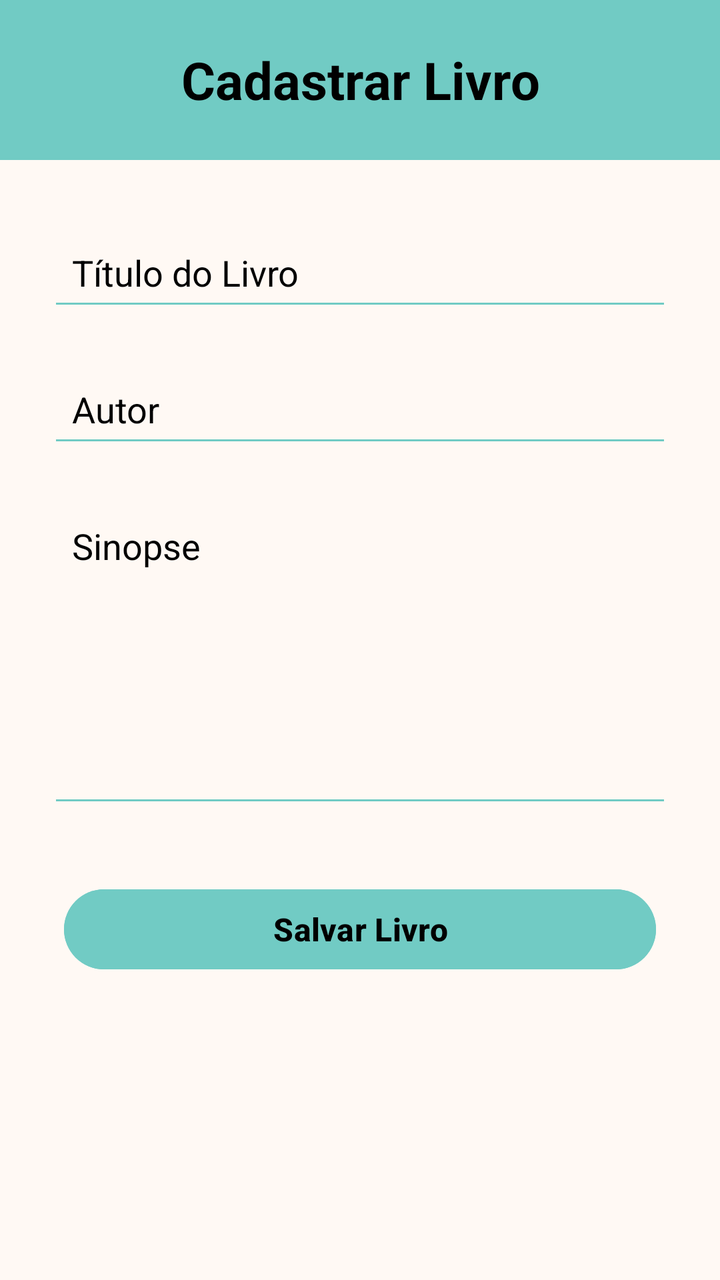
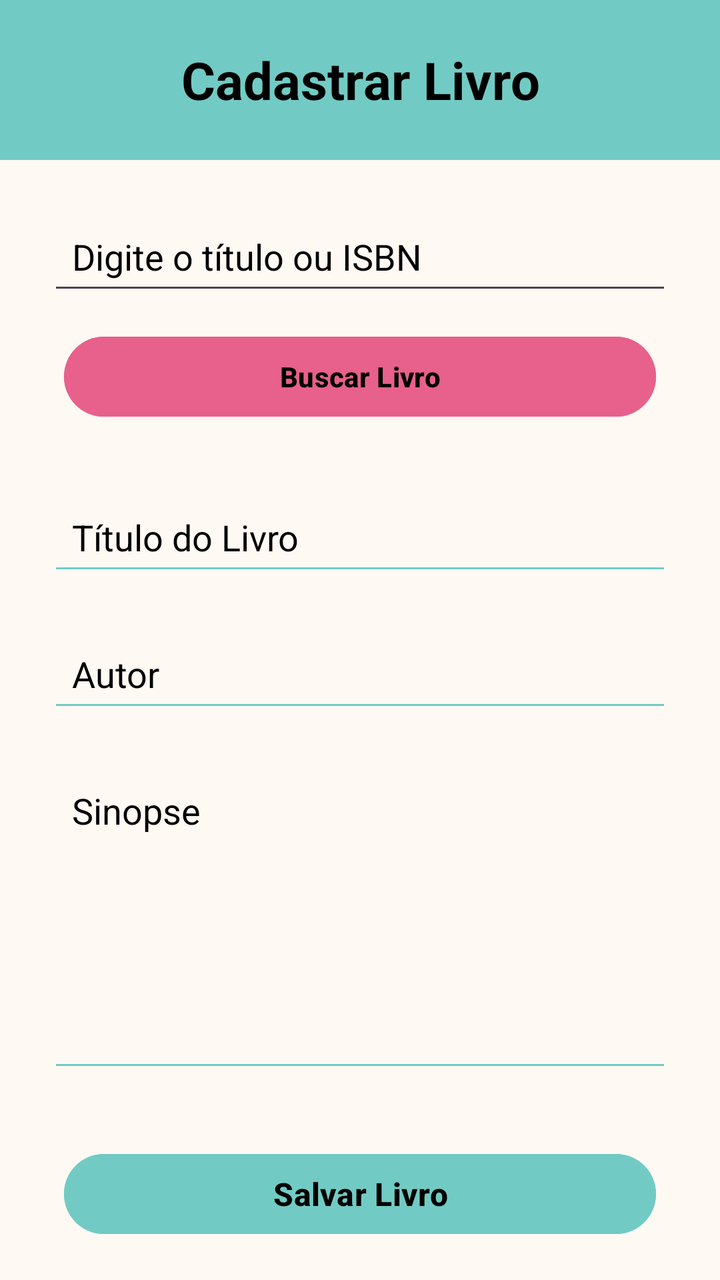

The first picture is an Android layout as it rendered before a commit; the second is the same layout after the commit. The layout source and the unified diff follow.
<!-- AndroidManifest.xml: application theme Theme.MYBOOKS -->
<!-- res/layout/activity_cadastro_livro.xml -->
<?xml version="1.0" encoding="utf-8"?>
<androidx.constraintlayout.widget.ConstraintLayout xmlns:android="http://schemas.android.com/apk/res/android"
    xmlns:app="http://schemas.android.com/apk/res-auto"
    xmlns:tools="http://schemas.android.com/tools"
    android:id="@+id/main"
    android:layout_width="match_parent"
    android:layout_height="match_parent"
    android:background="@color/fundo_mybooks"
    tools:context=".CadastroLivroActivity">

    <TextView
        android:id="@+id/textTituloCadastro"
        android:layout_width="0dp"
        android:layout_height="80dp"
        android:background="@color/cabecalho_mybooks"
        android:gravity="center"
        android:text="@string/titulo_cadastro"
        android:textColor="@color/texto_mybooks"
        android:textSize="26sp"
        android:textStyle="bold"
        app:layout_constraintEnd_toEndOf="parent"
        app:layout_constraintStart_toStartOf="parent"
        app:layout_constraintTop_toTopOf="parent" />

    <EditText
        android:id="@+id/editTituloLivro"
        android:layout_width="0dp"
        android:layout_height="wrap_content"
        android:layout_marginStart="24dp"
        android:layout_marginTop="32dp"
        android:layout_marginEnd="24dp"
        android:backgroundTint="@color/botao_mybooks"
        android:hint="@string/campo_titulo"
        android:inputType="textCapSentences"
        android:padding="12dp"
        android:textColor="@color/texto_mybooks"
        android:textColorHint="@color/texto_mybooks"
        app:layout_constraintEnd_toEndOf="parent"
        app:layout_constraintStart_toStartOf="parent"
        app:layout_constraintTop_toBottomOf="@id/textTituloCadastro" />

    <EditText
        android:id="@+id/editAutorLivro"
        android:layout_width="0dp"
        android:layout_height="wrap_content"
        android:layout_marginStart="24dp"
        android:layout_marginTop="20dp"
        android:layout_marginEnd="24dp"
        android:backgroundTint="@color/botao_mybooks"
        android:hint="@string/campo_autor"
        android:inputType="textCapWords"
        android:padding="12dp"
        android:textColor="@color/texto_mybooks"
        android:textColorHint="@color/texto_mybooks"
        app:layout_constraintEnd_toEndOf="parent"
        app:layout_constraintStart_toStartOf="parent"
        app:layout_constraintTop_toBottomOf="@id/editTituloLivro" />

    <EditText
        android:id="@+id/editSinopseLivro"
        android:layout_width="0dp"
        android:layout_height="160dp"
        android:layout_marginStart="24dp"
        android:layout_marginTop="20dp"
        android:layout_marginEnd="24dp"
        android:backgroundTint="@color/botao_mybooks"
        android:gravity="top|start"
        android:hint="@string/campo_sinopse"
        android:inputType="textMultiLine"
        android:padding="12dp"
        android:textColor="@color/texto_mybooks"
        android:textColorHint="@color/texto_mybooks"
        app:layout_constraintEnd_toEndOf="parent"
        app:layout_constraintStart_toStartOf="parent"
        app:layout_constraintTop_toBottomOf="@id/editAutorLivro" />

    <Button
        android:id="@+id/buttonSalvarLivro"
        android:layout_width="0dp"
        android:layout_height="wrap_content"
        android:layout_marginStart="32dp"
        android:layout_marginTop="32dp"
        android:layout_marginEnd="32dp"
        android:backgroundTint="@color/botao_mybooks"
        android:text="@string/salvar_livro"
        android:textColor="@color/texto_mybooks"
        android:textSize="16sp"
        android:textStyle="bold"
        app:layout_constraintEnd_toEndOf="parent"
        app:layout_constraintStart_toStartOf="parent"
        app:layout_constraintTop_toBottomOf="@id/editSinopseLivro" />



</androidx.constraintlayout.widget.ConstraintLayout>
<!-- resources referenced by this layout -->
<resources>
  <color name="botao_mybooks">#71CBC4</color>
  <color name="cabecalho_mybooks">#71CBC4</color>
  <color name="fundo_mybooks">#FFF9F4</color>
  <color name="texto_mybooks">#000000</color>
  <string name="campo_autor">Autor</string>
  <string name="campo_sinopse">Sinopse</string>
  <string name="campo_titulo">Título do Livro</string>
  <string name="salvar_livro">Salvar Livro</string>
  <string name="titulo_cadastro">Cadastrar Livro</string>
  <style name="Theme.MYBOOKS" parent="Base.Theme.MYBOOKS" />
  <style name="Base.Theme.MYBOOKS" parent="Theme.Material3.DayNight.NoActionBar">
          
          
      </style>
</resources>

<!-- the commit's change to res/layout/activity_cadastro_livro.xml (unified diff, before → after) -->
@@ -23,6 +23,37 @@
         app:layout_constraintTop_toTopOf="parent" />
 
     <EditText
+        android:id="@+id/editPesquisaLivro"
+        android:layout_width="0dp"
+        android:layout_height="wrap_content"
+        android:layout_marginStart="24dp"
+        android:layout_marginTop="24dp"
+        android:layout_marginEnd="24dp"
+        android:hint="@string/pesquisar_livro"
+        android:inputType="text"
+        android:padding="12dp"
+        android:textColor="@color/texto_mybooks"
+        android:textColorHint="@color/texto_mybooks"
+        app:layout_constraintEnd_toEndOf="parent"
+        app:layout_constraintStart_toStartOf="parent"
+        app:layout_constraintTop_toBottomOf="@id/textTituloCadastro" />
+
+    <Button
+        android:id="@+id/buttonBuscarLivro"
+        android:layout_width="0dp"
+        android:layout_height="wrap_content"
+        android:layout_marginStart="32dp"
+        android:layout_marginTop="12dp"
+        android:layout_marginEnd="32dp"
+        android:backgroundTint="@color/destaque_mybooks"
+        android:text="@string/buscar_livro"
+        android:textColor="@color/texto_mybooks"
+        android:textStyle="bold"
+        app:layout_constraintEnd_toEndOf="parent"
+        app:layout_constraintStart_toStartOf="parent"
+        app:layout_constraintTop_toBottomOf="@id/editPesquisaLivro" />
+
+    <EditText
         android:id="@+id/editTituloLivro"
         android:layout_width="0dp"
         android:layout_height="wrap_content"
@@ -37,7 +68,7 @@
         android:textColorHint="@color/texto_mybooks"
         app:layout_constraintEnd_toEndOf="parent"
         app:layout_constraintStart_toStartOf="parent"
-        app:layout_constraintTop_toBottomOf="@id/textTituloCadastro" />
+        app:layout_constraintTop_toBottomOf="@id/buttonBuscarLivro" />
 
     <EditText
         android:id="@+id/editAutorLivro"
<!-- resource entries referenced after the edit -->
@@ -2,11 +2,14 @@
 <resources>
   <color name="botao_mybooks">#71CBC4</color>
   <color name="cabecalho_mybooks">#71CBC4</color>
+  <color name="destaque_mybooks">#E8608C</color>
   <color name="fundo_mybooks">#FFF9F4</color>
   <color name="texto_mybooks">#000000</color>
+  <string name="buscar_livro">Buscar Livro</string>
   <string name="campo_autor">Autor</string>
   <string name="campo_sinopse">Sinopse</string>
   <string name="campo_titulo">Título do Livro</string>
+  <string name="pesquisar_livro">Digite o título ou ISBN</string>
   <string name="salvar_livro">Salvar Livro</string>
   <string name="titulo_cadastro">Cadastrar Livro</string>
   <style name="Theme.MYBOOKS" parent="Base.Theme.MYBOOKS" />
